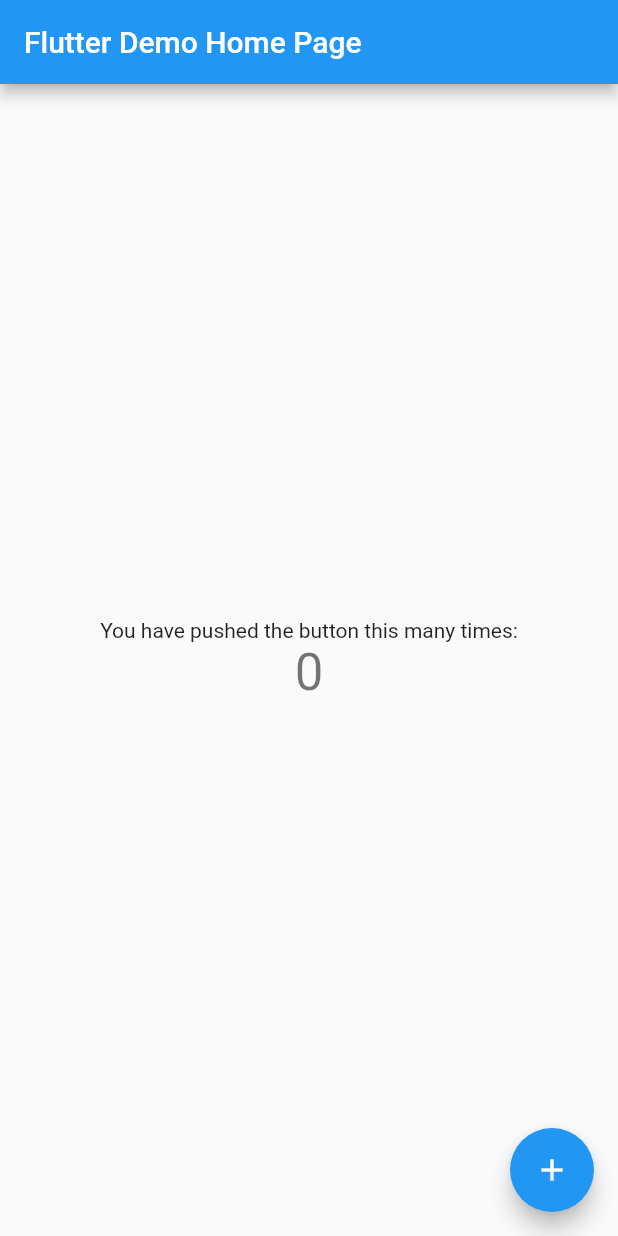
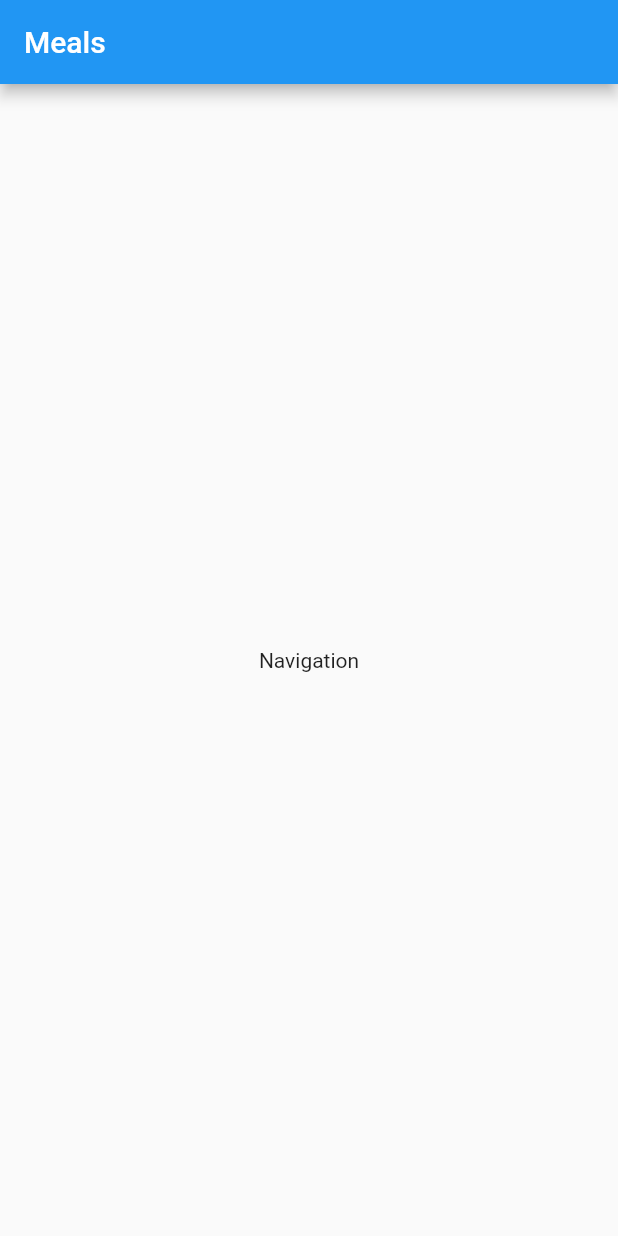
Before and after one commit to alexverbitsky/meals-app, a Flutter app: the screen it shows after launch, on a phone screen of 412 x 824 dp. Run offline on Flutter 3.47's test engine with Material 2 defaults, Android fonts, the phone set to English and light mode, and no system bars.

```diff
--- a/lib/main.dart
+++ b/lib/main.dart
@@ -8,59 +8,31 @@ class MyApp extends StatelessWidget {
   @override
   Widget build(BuildContext context) {
     return MaterialApp(
-      title: 'Flutter Demo',
+      title: 'Meals',
       theme: ThemeData(
         primarySwatch: Colors.blue,
         visualDensity: VisualDensity.adaptivePlatformDensity,
       ),
-      home: MyHomePage(title: 'Flutter Demo Home Page'),
+      home: MyHomePage(),
     );
   }
 }
 
 class MyHomePage extends StatefulWidget {
-  MyHomePage({Key key, this.title}) : super(key: key);
-
-  final String title;
-
   @override
   _MyHomePageState createState() => _MyHomePageState();
 }
 
 class _MyHomePageState extends State<MyHomePage> {
-  int _counter = 0;
-
-  void _incrementCounter() {
-    setState(() {
-      _counter++;
-    });
-  }
 
   @override
   Widget build(BuildContext context) {
-
     return Scaffold(
       appBar: AppBar(
-        title: Text(widget.title),
+        title: Text('Meals'),
       ),
       body: Center(
-        child: Column(
-          mainAxisAlignment: MainAxisAlignment.center,
-          children: <Widget>[
-            Text(
-              'You have pushed the button this many times:',
-            ),
-            Text(
-              '$_counter',
-              style: Theme.of(context).textTheme.headline4,
-            ),
-          ],
-        ),
-      ),
-      floatingActionButton: FloatingActionButton(
-        onPressed: _incrementCounter,
-        tooltip: 'Increment',
-        child: Icon(Icons.add),
+        child: Text('Navigation')
       ),
     );
   }
```
Also changed, not shown: lib/categories_screen.dart (added, +27 -0 lines), lib/category_item.dart (added, +28 -0 lines), lib/dummy_data.dart (added, +56 -0 lines), lib/models/category.dart (added, +13 -0 lines).
